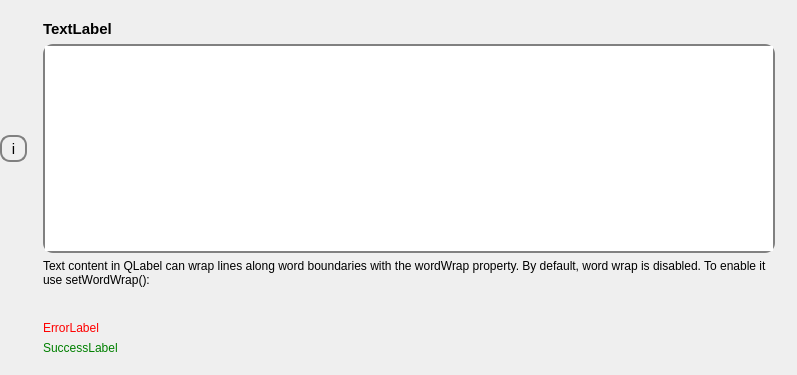
Before: the Qt Designer form lfb_regeneration_wildlife_impact/gui/form/textarea.ui in b-lack/qgis-fim-plugin, drawn with Qt 5.
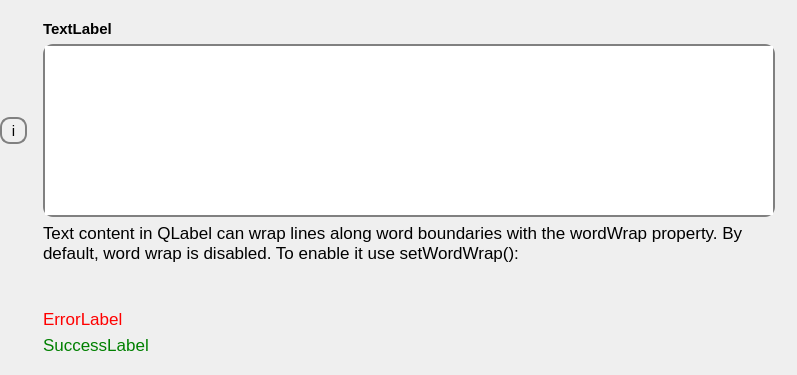
After: the same form once the commit is applied.

The edit to the form file:
```diff
--- a/lfb_regeneration_wildlife_impact/gui/form/textarea.ui
+++ b/lfb_regeneration_wildlife_impact/gui/form/textarea.ui
@@ -61,6 +61,11 @@
    </item>
    <item row="5" column="2">
     <widget class="QLabel" name="lfbTextFieldSuccess">
+     <property name="font">
+      <font>
+       <pointsize>13</pointsize>
+      </font>
+     </property>
      <property name="styleSheet">
       <string notr="true">color: green;</string>
      </property>
@@ -80,6 +85,11 @@
        <verstretch>0</verstretch>
       </sizepolicy>
      </property>
+     <property name="font">
+      <font>
+       <pointsize>13</pointsize>
+      </font>
+     </property>
      <property name="text">
       <string>Text content in QLabel can wrap lines along word boundaries with the wordWrap property. By default, word wrap is disabled. To enable it use setWordWrap():
 
@@ -92,6 +102,11 @@
    </item>
    <item row="4" column="2">
     <widget class="QLabel" name="lfbTextFieldError">
+     <property name="font">
+      <font>
+       <pointsize>13</pointsize>
+      </font>
+     </property>
      <property name="styleSheet">
       <string notr="true">color: red;</string>
      </property>
```
